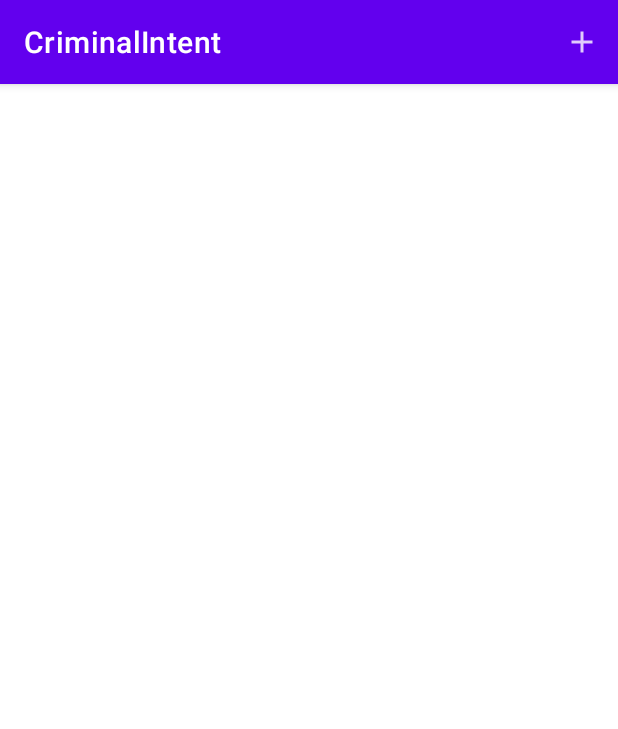
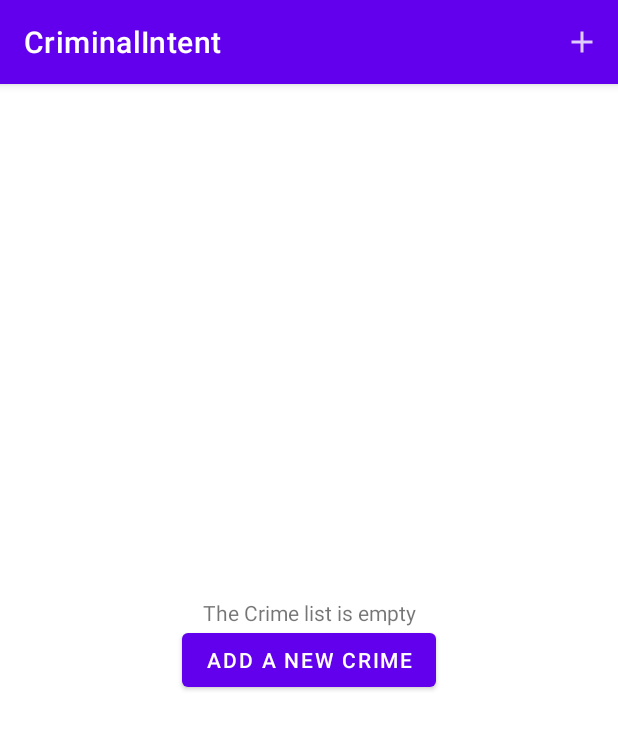
Before and after one commit to dkqa/CriminalIntent, an Android app: the screen it shows after launch (MainActivity), on a phone screen of 412 x 824 dp. Shown: the top 729 px of the screen. Run offline under Robolectric (Android 15) with nearby library versions, the phone set to English and light mode, and no system bars; our stand-ins replace Room's generated code.

Commit message:
Exercise - empty list (Chapter 14 - AppCompat)

```diff
--- a/app/src/main/java/com/dkqa/android/criminalintent/CrimeListFragment.kt
+++ b/app/src/main/java/com/dkqa/android/criminalintent/CrimeListFragment.kt
@@ -4,6 +4,7 @@ import android.content.Context
 import android.os.Bundle
 import android.util.Log
 import android.view.*
+import android.widget.Button
 import android.widget.ImageView
 import android.widget.TextView
 import android.widget.Toast
@@ -24,6 +25,8 @@ class CrimeListFragment : Fragment() {
 
     private var callbacks: Callbacks? = null
     private lateinit var crimeRecyclerView: RecyclerView
+    private lateinit var emptyListTextView: TextView
+    private lateinit var emptyListAddNewCrimeButton: Button
     private var adapter: CrimeAdapter? = CrimeAdapter(emptyList())
 
     private val crimeListViewModel: CrimeListViewModel by lazy {
@@ -50,6 +53,14 @@ class CrimeListFragment : Fragment() {
         crimeRecyclerView = view.findViewById(R.id.crime_recycler_view) as RecyclerView
         crimeRecyclerView.layoutManager = LinearLayoutManager(context)
         crimeRecyclerView.adapter = adapter
+
+        emptyListTextView = view.findViewById(R.id.empty_crime_list_text) as TextView
+        emptyListAddNewCrimeButton = view.findViewById(R.id.add_new_crime_button) as Button
+        emptyListAddNewCrimeButton.setOnClickListener {
+            val crime = Crime()
+            crimeListViewModel.addCrime(crime)
+            callbacks?.onCrimeSelected(crime.id)
+        }
         return view
     }
 
@@ -89,8 +100,15 @@ class CrimeListFragment : Fragment() {
     }
 
     private fun updateUI(crimes: List<Crime>) {
-        adapter = CrimeAdapter(crimes)
-        crimeRecyclerView.adapter = adapter
+        if (crimes.isEmpty()) {
+            emptyListTextView.visibility = View.VISIBLE
+            emptyListAddNewCrimeButton.visibility = View.VISIBLE
+        } else {
+            emptyListTextView.visibility = View.INVISIBLE
+            emptyListAddNewCrimeButton.visibility = View.INVISIBLE
+            adapter = CrimeAdapter(crimes)
+            crimeRecyclerView.adapter = adapter
+        }
     }
 
     private inner class CrimeHolder(view: View) : RecyclerView.ViewHolder(view), View.OnClickListener {
--- a/app/src/main/res/layout/fragment_crime_list.xml
+++ b/app/src/main/res/layout/fragment_crime_list.xml
@@ -1,5 +1,33 @@
 <?xml version="1.0" encoding="utf-8"?>
-<androidx.recyclerview.widget.RecyclerView xmlns:android="http://schemas.android.com/apk/res/android"
-    android:id="@+id/crime_recycler_view"
+<androidx.constraintlayout.widget.ConstraintLayout xmlns:android="http://schemas.android.com/apk/res/android"
+    xmlns:app="http://schemas.android.com/apk/res-auto"
     android:layout_width="match_parent"
-    android:layout_height="match_parent" />
+    android:layout_height="match_parent">
+
+    <androidx.recyclerview.widget.RecyclerView
+        android:id="@+id/crime_recycler_view"
+        android:layout_width="match_parent"
+        android:layout_height="match_parent" />
+
+    <TextView
+        android:id="@+id/empty_crime_list_text"
+        android:layout_width="wrap_content"
+        android:layout_height="wrap_content"
+        android:layout_marginBottom="64dp"
+        android:text="The Crime list is empty"
+        app:layout_constraintBottom_toBottomOf="parent"
+        app:layout_constraintEnd_toEndOf="parent"
+        app:layout_constraintStart_toStartOf="parent"
+        app:layout_constraintTop_toTopOf="parent" />
+
+    <Button
+        android:id="@+id/add_new_crime_button"
+        android:layout_width="wrap_content"
+        android:layout_height="wrap_content"
+        android:text="Add A New Crime"
+        app:layout_constraintBottom_toBottomOf="parent"
+        app:layout_constraintEnd_toEndOf="parent"
+        app:layout_constraintStart_toStartOf="parent"
+        app:layout_constraintTop_toTopOf="parent" />
+
+</androidx.constraintlayout.widget.ConstraintLayout>
```
